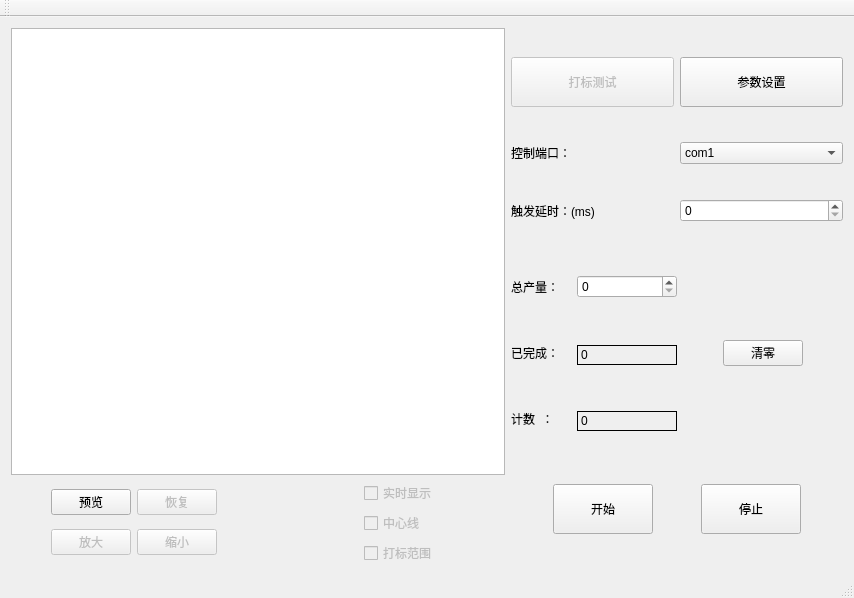
This is laserMarking.ui in wantyx/laserMarking as Qt 5 draws it before an edit. The edited form follows.
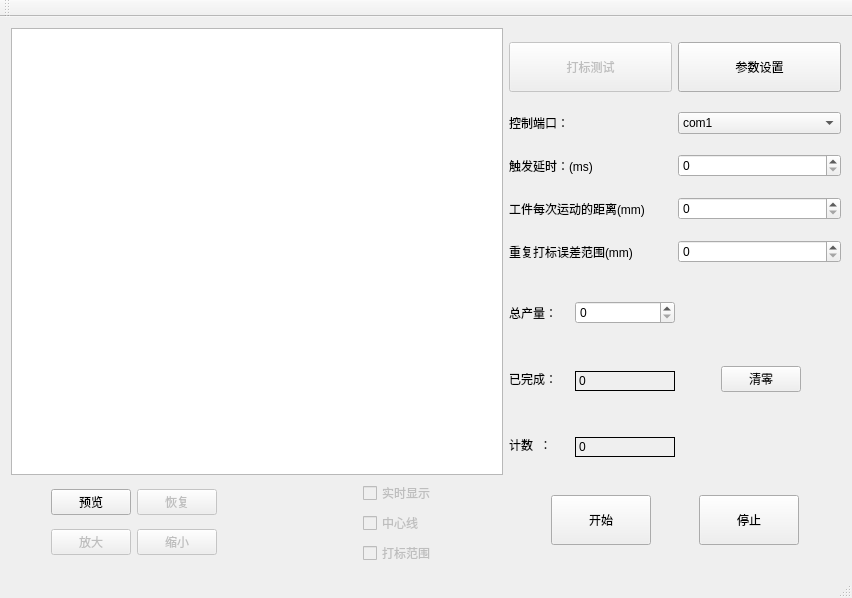
This is the edited form.

What changed in the file:
```diff
--- a/laserMarking.ui
+++ b/laserMarking.ui
@@ -6,7 +6,7 @@
    <rect>
     <x>0</x>
     <y>0</y>
-    <width>854</width>
+    <width>852</width>
     <height>598</height>
    </rect>
   </property>
@@ -189,7 +189,28 @@
           </item>
          </widget>
         </item>
-        <item row="3" column="0" colspan="2">
+        <item row="1" column="0">
+         <widget class="QLabel" name="label_2">
+          <property name="text">
+           <string>控制端口：</string>
+          </property>
+         </widget>
+        </item>
+        <item row="3" column="1">
+         <widget class="QSpinBox" name="dist">
+          <property name="maximum">
+           <number>10000</number>
+          </property>
+         </widget>
+        </item>
+        <item row="3" column="0">
+         <widget class="QLabel" name="label_5">
+          <property name="text">
+           <string>工件每次运动的距离(mm)</string>
+          </property>
+         </widget>
+        </item>
+        <item row="5" column="0" colspan="2">
          <layout class="QGridLayout" name="gridLayout">
           <item row="2" column="1">
            <widget class="QLabel" name="finish_count">
@@ -316,14 +337,7 @@
           </item>
          </layout>
         </item>
-        <item row="1" column="0">
-         <widget class="QLabel" name="label_2">
-          <property name="text">
-           <string>控制端口：</string>
-          </property>
-         </widget>
-        </item>
-        <item row="4" column="0" colspan="2">
+        <item row="6" column="0" colspan="2">
          <layout class="QGridLayout" name="gridLayout_9">
           <item row="0" column="4">
            <spacer name="horizontalSpacer_4">
@@ -441,6 +455,20 @@
         <item row="2" column="1">
          <widget class="QSpinBox" name="spinBox"/>
         </item>
+        <item row="4" column="0">
+         <widget class="QLabel" name="label_7">
+          <property name="text">
+           <string>重复打标误差范围(mm)</string>
+          </property>
+         </widget>
+        </item>
+        <item row="4" column="1">
+         <widget class="QSpinBox" name="errorRange">
+          <property name="maximum">
+           <number>10000</number>
+          </property>
+         </widget>
+        </item>
        </layout>
       </item>
      </layout>
```
Left out of the diff: 2 changed lines with no effect on the pictures.
